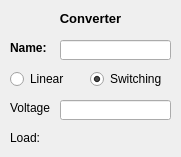
The window that converter_node.ui (davarabinovich/power_tree_solver) describes before a commit, drawn with Qt 5.
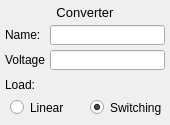
The same window after the commit.

Diff of the .ui file:
```diff
--- a/converter_node.ui
+++ b/converter_node.ui
@@ -6,8 +6,8 @@
    <rect>
     <x>0</x>
     <y>0</y>
-    <width>181</width>
-    <height>157</height>
+    <width>170</width>
+    <height>125</height>
    </rect>
   </property>
   <property name="windowTitle">
@@ -16,9 +16,9 @@
   <widget class="QLineEdit" name="valueLineEdit">
    <property name="geometry">
     <rect>
-     <x>60</x>
-     <y>100</y>
-     <width>111</width>
+     <x>50</x>
+     <y>50</y>
+     <width>115</width>
      <height>20</height>
     </rect>
    </property>
@@ -26,10 +26,10 @@
   <widget class="QLabel" name="valueLabel">
    <property name="geometry">
     <rect>
-     <x>10</x>
-     <y>100</y>
-     <width>41</width>
-     <height>16</height>
+     <x>5</x>
+     <y>50</y>
+     <width>40</width>
+     <height>20</height>
     </rect>
    </property>
    <property name="text">
@@ -39,10 +39,10 @@
   <widget class="QLabel" name="loadLabel">
    <property name="geometry">
     <rect>
-     <x>10</x>
-     <y>130</y>
-     <width>41</width>
-     <height>16</height>
+     <x>5</x>
+     <y>75</y>
+     <width>40</width>
+     <height>20</height>
     </rect>
    </property>
    <property name="text">
@@ -52,10 +52,10 @@
   <widget class="QLabel" name="loadValueLabel">
    <property name="geometry">
     <rect>
-     <x>60</x>
-     <y>100</y>
-     <width>111</width>
-     <height>16</height>
+     <x>50</x>
+     <y>75</y>
+     <width>115</width>
+     <height>20</height>
     </rect>
    </property>
    <property name="font">
@@ -72,9 +72,9 @@
    <property name="geometry">
     <rect>
      <x>10</x>
-     <y>70</y>
-     <width>71</width>
-     <height>18</height>
+     <y>100</y>
+     <width>75</width>
+     <height>15</height>
     </rect>
    </property>
    <property name="text">
@@ -88,9 +88,9 @@
    <property name="geometry">
     <rect>
      <x>90</x>
-     <y>70</y>
-     <width>71</width>
-     <height>18</height>
+     <y>100</y>
+     <width>75</width>
+     <height>15</height>
     </rect>
    </property>
    <property name="text">
@@ -106,17 +106,17 @@
   <widget class="QLabel" name="nodeTypeLabel">
    <property name="geometry">
     <rect>
-     <x>10</x>
-     <y>10</y>
-     <width>161</width>
-     <height>16</height>
+     <x>5</x>
+     <y>5</y>
+     <width>160</width>
+     <height>15</height>
     </rect>
    </property>
    <property name="font">
     <font>
      <pointsize>10</pointsize>
-     <weight>75</weight>
-     <bold>true</bold>
+     <weight>50</weight>
+     <bold>false</bold>
     </font>
    </property>
    <property name="text">
@@ -129,9 +129,9 @@
   <widget class="QLineEdit" name="nameLineEdit">
    <property name="geometry">
     <rect>
-     <x>60</x>
-     <y>40</y>
-     <width>111</width>
+     <x>50</x>
+     <y>25</y>
+     <width>115</width>
      <height>20</height>
     </rect>
    </property>
@@ -139,17 +139,17 @@
   <widget class="QLabel" name="nameLabel">
    <property name="geometry">
     <rect>
-     <x>10</x>
-     <y>40</y>
-     <width>41</width>
-     <height>16</height>
+     <x>5</x>
+     <y>25</y>
+     <width>40</width>
+     <height>20</height>
     </rect>
    </property>
    <property name="font">
     <font>
      <pointsize>9</pointsize>
-     <weight>75</weight>
-     <bold>true</bold>
+     <weight>50</weight>
+     <bold>false</bold>
     </font>
    </property>
    <property name="text">
```
